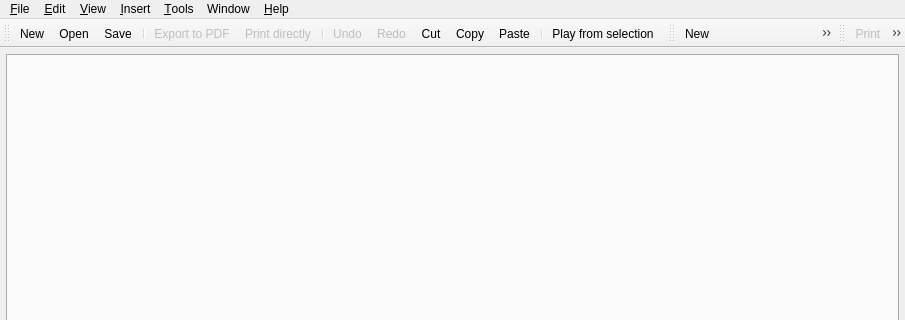
First picture: the form in trunk/src/ui/mainwin.ui, repository canorusmusic/canorus, before the edit; both pictures show x 0 to 905 and y 0 to 320 of the 905 by 660 pixel window.
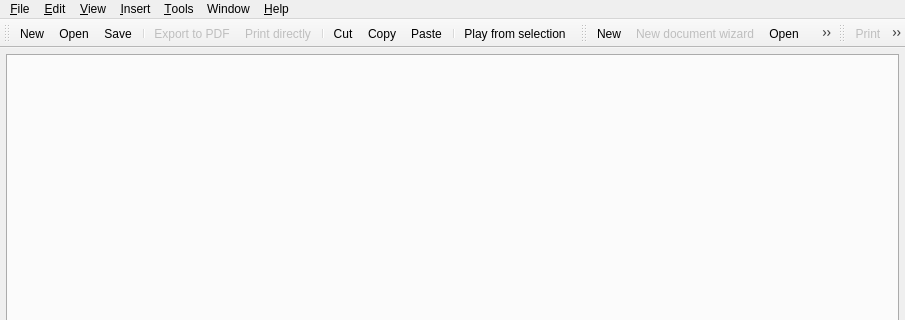
Second picture: the form after the edit. Icons and pictures are not drawn.

Commit message: QComboBox is now used for key signatures. CAUndoToolButton is now used for undo/redo actions.

```diff
--- a/trunk/src/ui/mainwin.ui
+++ b/trunk/src/ui/mainwin.ui
@@ -214,8 +214,6 @@
    <addaction name="uiExportToPdf" />
    <addaction name="uiPrintDirectly" />
    <addaction name="separator" />
-   <addaction name="uiUndo" />
-   <addaction name="uiRedo" />
    <addaction name="uiCut" />
    <addaction name="uiCopy" />
    <addaction name="uiPaste" />
@@ -375,34 +373,6 @@
     <string>Ctrl+P</string>
    </property>
   </action>
-  <action name="uiUndo" >
-   <property name="enabled" >
-    <bool>false</bool>
-   </property>
-   <property name="icon" >
-    <iconset>images/editundo.png</iconset>
-   </property>
-   <property name="text" >
-    <string>&amp;Undo</string>
-   </property>
-   <property name="shortcut" >
-    <string>Ctrl+Z</string>
-   </property>
-  </action>
-  <action name="uiRedo" >
-   <property name="enabled" >
-    <bool>false</bool>
-   </property>
-   <property name="icon" >
-    <iconset>images/editredo.png</iconset>
-   </property>
-   <property name="text" >
-    <string>&amp;Redo</string>
-   </property>
-   <property name="shortcut" >
-    <string>Ctrl+Y</string>
-   </property>
-  </action>
   <action name="uiCopy" >
    <property name="icon" >
     <iconset>images/editcopy.png</iconset>
```
Left out of the diff: 2 changed lines with no effect on the pictures. The commit also changes 7 other files.
